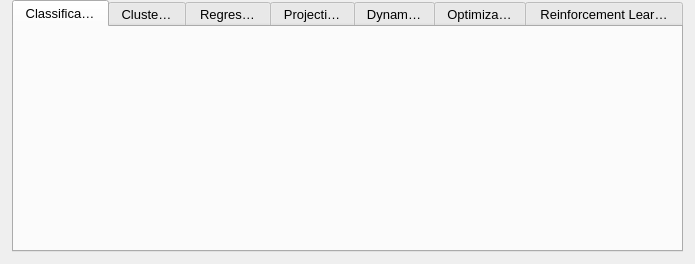
Before: the Qt Designer form MLDemos/algorithmOptions.ui in b4silio/MLDemos, drawn with Qt 5.
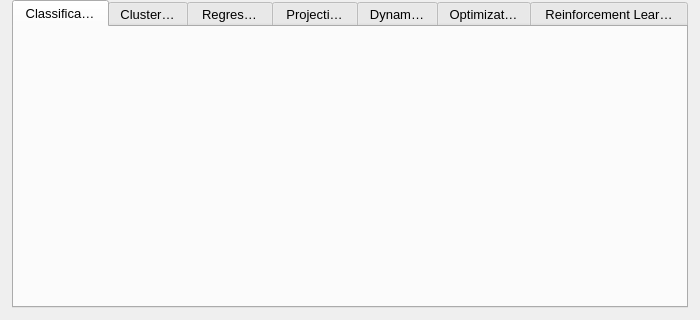
After: the same form once the commit is applied.

Commit message: CHANGED: Cleanup of the option widgets to have something more organised and unifor CHANGED: Algorithm options pane can no longer be resized ADDED: MeanShift clustering FIXED: The Axis display now show lines at meaningful intervals (and also, what is shown is what the value is)

Diff of the .ui file:
```diff
--- a/MLDemos/algorithmOptions.ui
+++ b/MLDemos/algorithmOptions.ui
@@ -6,8 +6,8 @@
    <rect>
     <x>0</x>
     <y>0</y>
-    <width>695</width>
-    <height>264</height>
+    <width>700</width>
+    <height>320</height>
    </rect>
   </property>
   <property name="sizePolicy">
@@ -18,14 +18,14 @@
   </property>
   <property name="minimumSize">
    <size>
-    <width>0</width>
-    <height>0</height>
+    <width>700</width>
+    <height>320</height>
    </size>
   </property>
   <property name="maximumSize">
    <size>
-    <width>16777215</width>
-    <height>16777215</height>
+    <width>700</width>
+    <height>320</height>
    </size>
   </property>
   <property name="font">
```
The commit also changes 52 other files.
